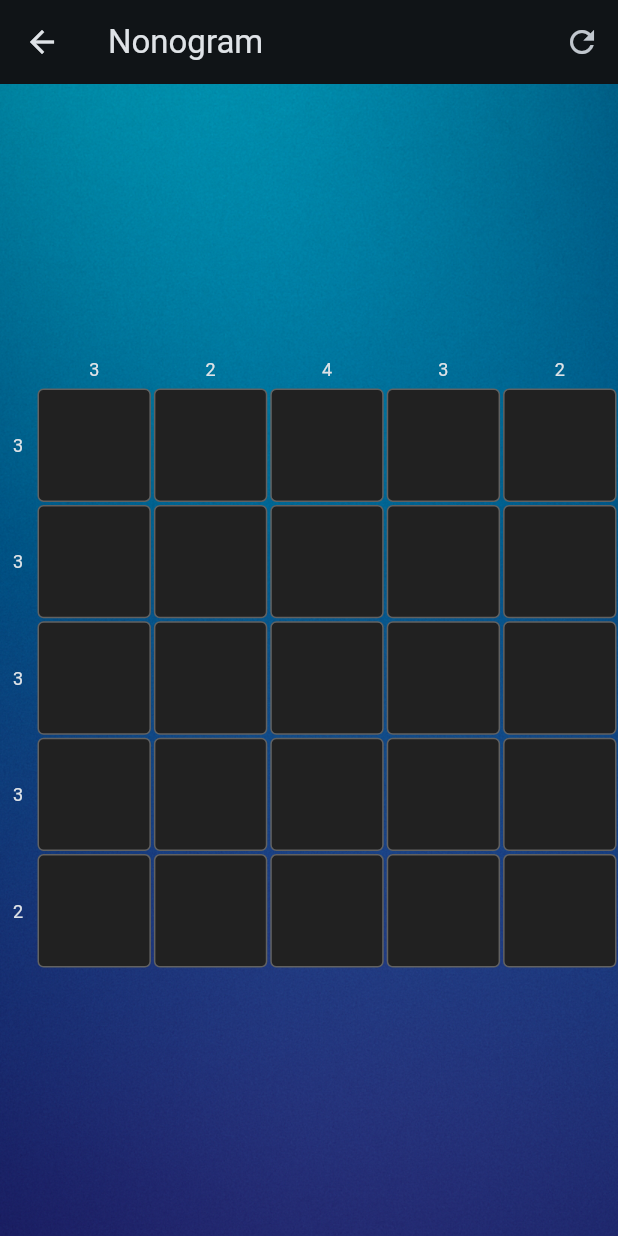
After one commit to frcc24/prisma24, a Flutter app: the screen it shows after launch, after a tap on "Iniciar jogo Nonogram", on a phone screen of 412 x 824 dp. The commit adds this screen. Run offline on Flutter 3.47's test engine with Material 3 defaults, Android fonts, the phone set to English and light mode, and no system bars; our stand-ins replace audioplayers, cloud_firestore, equatable, firebase_core, flutter_riverpod, get and 3 more; accounts and stored records are empty.

Commit message:
Add Nonogram game

````diff
--- a/lib/main.dart
+++ b/lib/main.dart
@@ -12,6 +12,9 @@ import 'presentation/pages/general_pages/full_mode_page.dart';
 import 'presentation/pages/general_pages/add_phase_page.dart';
 import 'presentation/pages/tango_game/tango_board_controller.dart' show TangoBoardController;
 import 'presentation/pages/tango_game/tango_board_page.dart';
+import 'presentation/pages/nonogram_game/nonogram_board_controller.dart'
+    show NonogramBoardController;
+import 'presentation/pages/nonogram_game/nonogram_board_page.dart';
 
 void main() async {
   WidgetsFlutterBinding.ensureInitialized();
@@ -31,6 +34,7 @@ class Prisma24App extends StatelessWidget {
   Widget build(BuildContext context) {
 
     Get.put(TangoBoardController());
+    Get.put(NonogramBoardController());
 
     return GetMaterialApp(
       title: 'Prisma 24',
@@ -48,6 +52,7 @@ class Prisma24App extends StatelessWidget {
         '/rank':  (_) => const LeaderboardPage(),
         '/settings': (_) => const SettingsPage(),
         '/tango': (_) => TangoBoardPage(),
+        '/nonogram': (_) => NonogramBoard(),
         '/add_phase': (_) => const AddPhasePage(),
 
       },
--- a/lib/presentation/pages/general_pages/home_page.dart
+++ b/lib/presentation/pages/general_pages/home_page.dart
@@ -50,6 +50,12 @@ class HomePage extends StatelessWidget {
                 label: 'Iniciar jogo Tango',
                 icon: Icons.play_arrow,
                 onTap: () => Navigator.pushNamed(context, '/tango'),
+              ),
+              _MenuButton(
+                color: Colors.tealAccent,
+                label: 'Iniciar jogo Nonogram',
+                icon: Icons.play_arrow,
+                onTap: () => Navigator.pushNamed(context, '/nonogram'),
               ),
               _MenuButton(
                 color: Colors.purpleAccent,
--- /dev/null
+++ b/lib/presentation/pages/nonogram_game/nonogram_board_controller.dart
@@ -0,0 +1,103 @@
+import 'package:get/get.dart';
+
+/// Controller for the Nonogram puzzle board.
+///
+/// Example JSON to load a puzzle:
+/// ```json
+/// {
+///   "game": "nonogram",
+///   "difficulty": "facil",
+///   "board": {
+///     "size": 5,
+///     "solution": [
+///       [1,0,1,1,0],
+///       [0,1,1,0,1],
+///       [1,1,1,0,0],
+///       [0,0,1,1,1],
+///       [1,0,0,1,0]
+///     ]
+///   }
+/// }
+/// ```
+class NonogramBoardController extends GetxController {
+  final RxInt size = 0.obs;
+  late List<List<int>> solutionMatrix;
+  final RxList<List<int>> currentMatrix = <List<int>>[].obs;
+
+  List<int> rowCounts = [];
+  List<int> colCounts = [];
+
+  @override
+  void onInit() {
+    super.onInit();
+    // Exemplo simples usado quando nenhum JSON é passado
+    loadFromJson({
+      'board': {
+        'size': 5,
+        'solution': [
+          [1, 0, 1, 1, 0],
+          [0, 1, 1, 0, 1],
+          [1, 1, 1, 0, 0],
+          [0, 0, 1, 1, 1],
+          [1, 0, 0, 1, 0]
+        ]
+      }
+    });
+  }
+
+  void loadFromJson(Map<String, dynamic> data) {
+    final board = data['board'] as Map<String, dynamic>;
+    size.value = board['size'] as int;
+    solutionMatrix = [
+      for (final row in board['solution'] as List)
+        List<int>.from(row as List)
+    ];
+    currentMatrix.assignAll(
+      List.generate(size.value, (_) => List.filled(size.value, 0)),
+    );
+    rowCounts = [
+      for (final row in solutionMatrix)
+        row.where((e) => e == 1).length
+    ];
+    colCounts = List.generate(
+      size.value,
+      (c) => solutionMatrix.fold(0, (p, r) => p + (r[c] == 1 ? 1 : 0)),
+    );
+  }
+
+  void toggleTile(int row, int col) {
+    final newVal = currentMatrix[row][col] == 1 ? 0 : 1;
+    currentMatrix[row][col] = newVal;
+    currentMatrix.refresh();
+    if (_checkCompletion()) {
+      Get.dialog(
+        AlertDialog(
+          title: const Text('Parabéns!'),
+          content: const Text('Você completou o puzzle!'),
+          actions: [
+            TextButton(onPressed: Get.back, child: const Text('OK')),
+          ],
+        ),
+        barrierDismissible: false,
+      );
+    }
+  }
+
+  bool _checkCompletion() {
+    for (int i = 0; i < size.value; i++) {
+      for (int j = 0; j < size.value; j++) {
+        if (currentMatrix[i][j] != solutionMatrix[i][j]) {
+          return false;
+        }
+      }
+    }
+    return true;
+  }
+
+  void resetBoard() {
+    for (int i = 0; i < size.value; i++) {
+      currentMatrix[i] = List<int>.filled(size.value, 0);
+    }
+    currentMatrix.refresh();
+  }
+}
--- /dev/null
+++ b/lib/presentation/pages/nonogram_game/nonogram_board_page.dart
@@ -0,0 +1,131 @@
+import 'dart:math' as math;
+import 'package:flutter/material.dart';
+import 'package:get/get.dart';
+import 'nonogram_board_controller.dart';
+
+class NonogramBoard extends GetView<NonogramBoardController> {
+  const NonogramBoard({super.key});
+
+  @override
+  Widget build(BuildContext context) {
+    return Scaffold(
+      appBar: AppBar(
+        title: const Text('Nonogram'),
+        actions: [
+          IconButton(
+            icon: const Icon(Icons.refresh),
+            tooltip: 'Reiniciar',
+            onPressed: controller.resetBoard,
+          ),
+        ],
+      ),
+      body: Container(
+        decoration: const BoxDecoration(
+          image: DecorationImage(
+            image: AssetImage('assets/images/ui/bg_gradient.png'),
+            fit: BoxFit.cover,
+          ),
+        ),
+        child: SafeArea(
+          child: Center(
+            child: Obx(() {
+              final n = controller.size.value;
+              if (n == 0) {
+                return const CircularProgressIndicator();
+              }
+              return LayoutBuilder(
+                builder: (context, constraints) {
+                  final boardSize = math.min(constraints.maxWidth, constraints.maxHeight) - 24;
+                  final tileSize = boardSize / n;
+                  return SizedBox(
+                    width: boardSize + 24,
+                    height: boardSize + 24,
+                    child: Column(
+                      children: [
+                        Row(
+                          children: [
+                            const SizedBox(width: 24, height: 24),
+                            for (int c = 0; c < n; c++)
+                              SizedBox(
+                                width: tileSize,
+                                child: Center(
+                                  child: Text(
+                                    '${controller.colCounts[c]}',
+                                    style: const TextStyle(fontSize: 12),
+                                  ),
+                                ),
+                              ),
+                          ],
+                        ),
+                        for (int r = 0; r < n; r++)
+                          Row(
+                            children: [
+                              SizedBox(
+                                width: 24,
+                                height: tileSize,
+                                child: Center(
+                                  child: Text(
+                                    '${controller.rowCounts[r]}',
+                                    style: const TextStyle(fontSize: 12),
+                                  ),
+                                ),
+                              ),
+                              for (int c = 0; c < n; c++)
+                                SizedBox(
+                                  width: tileSize,
+                                  height: tileSize,
+                                  child: _buildTile(r, c, controller.currentMatrix[r][c]),
+                                ),
+                            ],
+                          ),
+                      ],
+                    ),
+                  );
+                },
+              );
+            }),
+          ),
+        ),
+      ),
+    );
+  }
+
+  Widget _buildTile(int row, int col, int state) {
+    return GestureDetector(
+      onTap: () => controller.toggleTile(row, col),
+      child: AnimatedSwitcher(
+        duration: const Duration(milliseconds: 300),
+        transitionBuilder: (child, animation) {
+          final rotate = Tween(begin: math.pi, end: 0.0).animate(animation);
+          return AnimatedBuilder(
+            animation: rotate,
+            child: child,
+            builder: (context, widgetChild) {
+              final isUnder = rotate.value > math.pi / 2;
+              final transform = Matrix4.identity()
+                ..setEntry(3, 2, 0.002)
+                ..rotateY(rotate.value);
+              return Transform(
+                transform: transform,
+                alignment: Alignment.center,
+                child: isUnder ? const SizedBox.shrink() : widgetChild,
+              );
+            },
+          );
+        },
+        layoutBuilder: (widget, list) => Stack(children: [widget!, ...list]),
+        switchInCurve: Curves.easeInOut,
+        switchOutCurve: Curves.easeInOut,
+        child: Container(
+          key: ValueKey<int>(state),
+          margin: const EdgeInsets.all(1),
+          decoration: BoxDecoration(
+            color: state == 1 ? Colors.blueAccent : Colors.grey.shade900,
+            borderRadius: BorderRadius.circular(4),
+            border: Border.all(color: Colors.grey.shade700),
+          ),
+        ),
+      ),
+    );
+  }
+}
````
